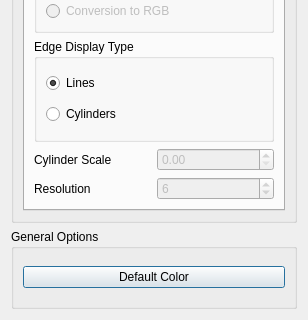
Old version of the form src/Interface/Modules/Visualization/ShowField.ui in the repository SCIInstitute/SCIRun; both pictures show x 0 to 308 and y 235 to 555 of the 308 by 555 pixel window.
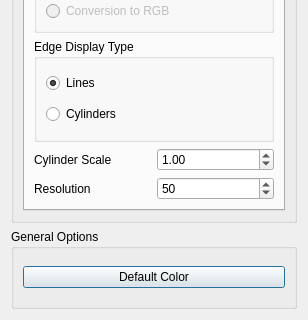
New version of the form. The open tabs and pages were chosen to show the change.

Diff of the .ui file:
```diff
--- a/src/Interface/Modules/Visualization/ShowField.ui
+++ b/src/Interface/Modules/Visualization/ShowField.ui
@@ -335,7 +335,16 @@
                 <item>
                  <widget class="QDoubleSpinBox" name="doubleSpinBox_2">
                   <property name="enabled">
-                   <bool>false</bool>
+                   <bool>true</bool>
+                  </property>
+                  <property name="minimum">
+                   <double>0.010000000000000</double>
+                  </property>
+                  <property name="maximum">
+                   <double>100.000000000000000</double>
+                  </property>
+                  <property name="value">
+                   <double>1.000000000000000</double>
                   </property>
                  </widget>
                 </item>
@@ -353,19 +362,19 @@
                 <item>
                  <widget class="QSpinBox" name="spinBox_2">
                   <property name="enabled">
-                   <bool>false</bool>
+                   <bool>true</bool>
                   </property>
                   <property name="prefix">
                    <string/>
                   </property>
                   <property name="minimum">
-                   <number>3</number>
+                   <number>5</number>
                   </property>
                   <property name="maximum">
-                   <number>20</number>
+                   <number>100</number>
                   </property>
                   <property name="value">
-                   <number>6</number>
+                   <number>50</number>
                   </property>
                  </widget>
                 </item>
```
Left out of the diff: 6 changed lines with no effect on the pictures.
